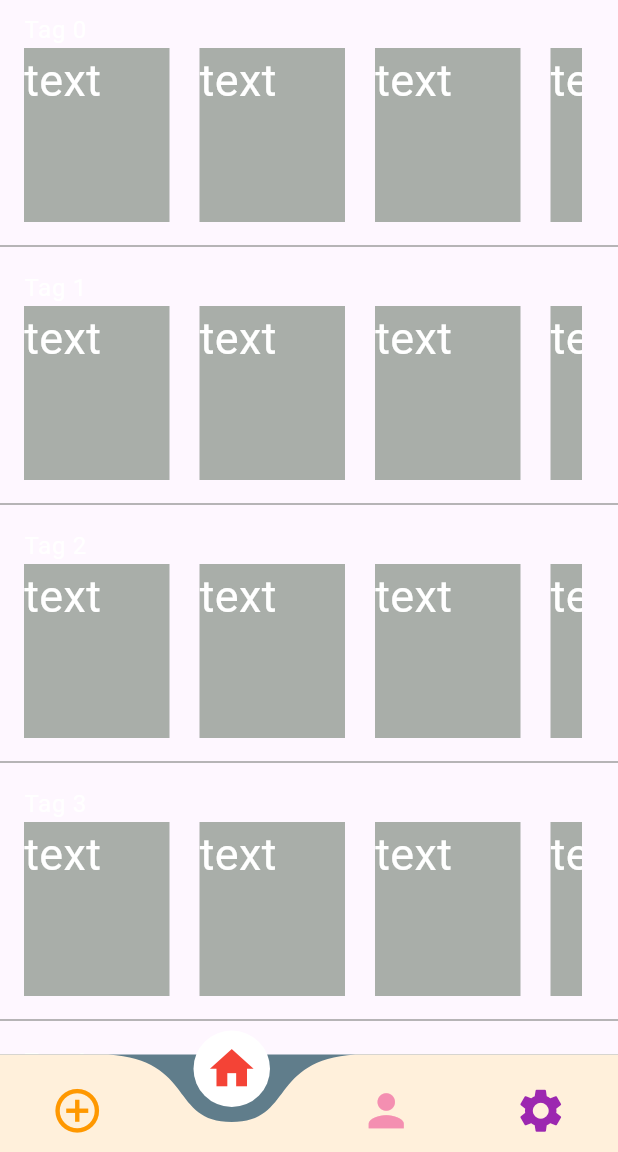
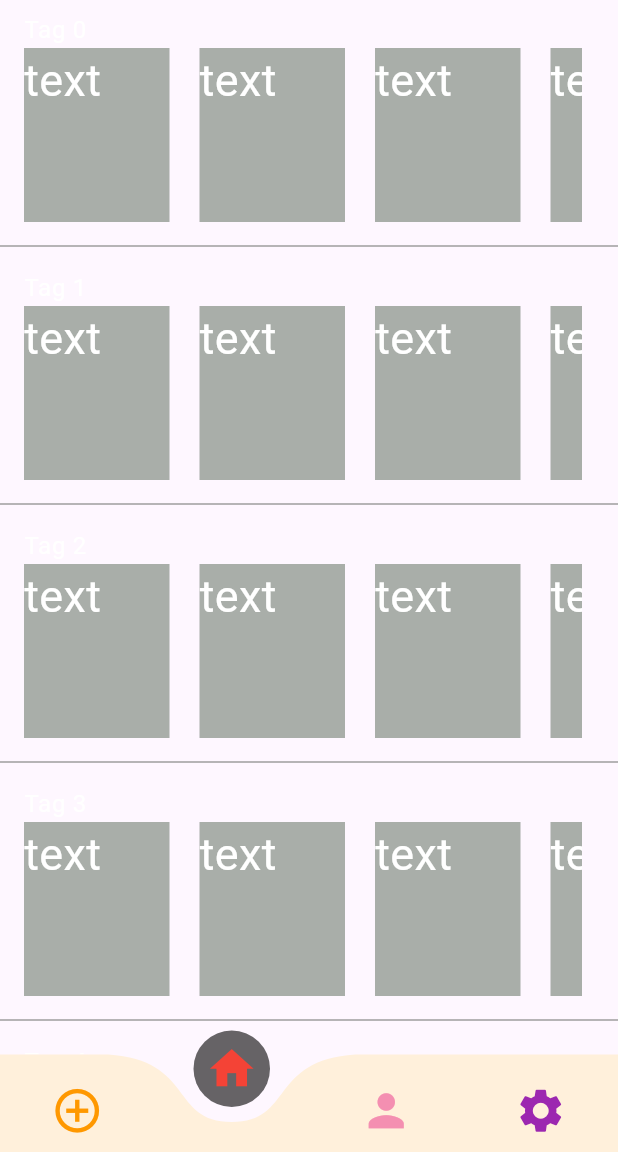
Before and after one commit to GretaAntenucci/Bullet-Buddy, a Flutter app: the screen it shows after launch, after a tap on "Sign in", on a phone screen of 412 x 824 dp, the part 84-1236 px from its top. Run offline on Flutter 3.47's test engine with Material 3 defaults, Android fonts, the phone set to English and light mode, and no system bars; drawn by our look-alikes of curved_navigation_bar; our stand-ins replace google_fonts.

Commit message:
Merge main

```diff
--- a/lib/pages/custom_bottom_bar.dart
+++ b/lib/pages/custom_bottom_bar.dart
@@ -28,26 +28,25 @@ class _CustomBottomBarState extends State<CustomBottomBar> {
     return Scaffold(
       body: PageView(
         controller: _pageController,
-        onPageChanged: (index){
+        onPageChanged: (index) {
           setState(() {
             _currentIndex = index;
           });
         },
-        children:  const <Widget>[
+        children: const <Widget>[
           NewDiaryPage(),
           HomePage(),
           ProfilePage(),
           SettingsPage(),
         ],
       ),
-      bottomNavigationBar:
-      CurvedNavigationBar(
+      bottomNavigationBar: CurvedNavigationBar(
         index: _currentIndex,
-        backgroundColor: Colors.blueGrey,
-        buttonBackgroundColor: Colors.white,
+        backgroundColor: Theme.of(context).scaffoldBackgroundColor,
+        buttonBackgroundColor: Theme.of(context).hintColor,
         color: const Color.fromARGB(255, 255, 240, 219),
         height: 65,
-        items:  <Widget>[
+        items: <Widget>[
           const Icon(
             Icons.add_circle_outline,
             size: 35,
--- a/lib/pages/home_page.dart
+++ b/lib/pages/home_page.dart
@@ -32,7 +32,7 @@ class _HomePageState extends State<HomePage> {
             height: 40,
             child: SearchBar(
               elevation: WidgetStatePropertyAll(2),
-              backgroundColor: WidgetStatePropertyAll(Color(0xFFC69BD9)),
+              backgroundColor: WidgetStatePropertyAll(Color(0xFFF5F4F4)),
             ),
           ),
 
--- a/lib/widgets/custom_text_field.dart
+++ b/lib/widgets/custom_text_field.dart
@@ -29,7 +29,18 @@ class CustomTextField extends StatelessWidget {
         ? ValueListenableBuilder(
             valueListenable: open,
             builder: (context, value, child) {
-              return TextField(
+              return Container(
+                decoration: BoxDecoration(
+                    borderRadius: BorderRadius.circular(50),
+                    boxShadow: [
+                      BoxShadow(
+                        color: Colors.grey.withOpacity(0.7),
+                        spreadRadius: 5,
+                        blurRadius: 7,
+                        offset: const Offset(0, 3),
+                      )
+                    ]),
+                child: TextField(
                   keyboardType: textInputType,
                   obscureText: open.value,
                   decoration: InputDecoration(
@@ -37,6 +48,8 @@ class CustomTextField extends StatelessWidget {
                       maxHeight: 70,
                       maxWidth: double.infinity,
                     ),
+                    filled: true,
+                    fillColor: Colors.white,
                     suffixIcon: IconButton(
                       splashColor: Colors.transparent,
                       highlightColor: Colors.transparent,
@@ -50,25 +63,40 @@ class CustomTextField extends StatelessWidget {
                           Icons.lock,
                         ),
                     hintText: hintText,
-                  border: OutlineInputBorder(
-                    borderSide: const BorderSide().copyWith(color: Colors.grey),
-                    borderRadius: const BorderRadius.all(
+                    border: const OutlineInputBorder(
+                      borderSide: BorderSide.none,
+                      borderRadius: BorderRadius.all(
                         Radius.circular(50),
+                      ),
                     ),
                   ),
                 ),
               );
             },
           )
-        : TextField(
+        : Container(
+            decoration: BoxDecoration(
+                borderRadius: BorderRadius.circular(50),
+                boxShadow: [
+                  BoxShadow(
+                    color: Colors.grey.withOpacity(0.7),
+                    spreadRadius: 5,
+                    blurRadius: 7,
+                    offset: Offset(0, 3),
+                  )
+                ]),
+            child: TextField(
               keyboardType: textInputType,
               decoration: InputDecoration(
+                filled: true,
+                fillColor: Colors.white,
                 prefixIcon: icon ?? const Icon(Icons.person),
                 hintText: hintText,
-              border: OutlineInputBorder(
-                borderSide: const BorderSide().copyWith(color: Colors.grey),
-                borderRadius: const BorderRadius.all(
+                border: const OutlineInputBorder(
+                  borderSide: BorderSide.none,
+                  borderRadius: BorderRadius.all(
                     Radius.circular(50),
+                  ),
                 ),
               ),
             ),
```
Lines whose indentation alone changed are shown as unchanged.
